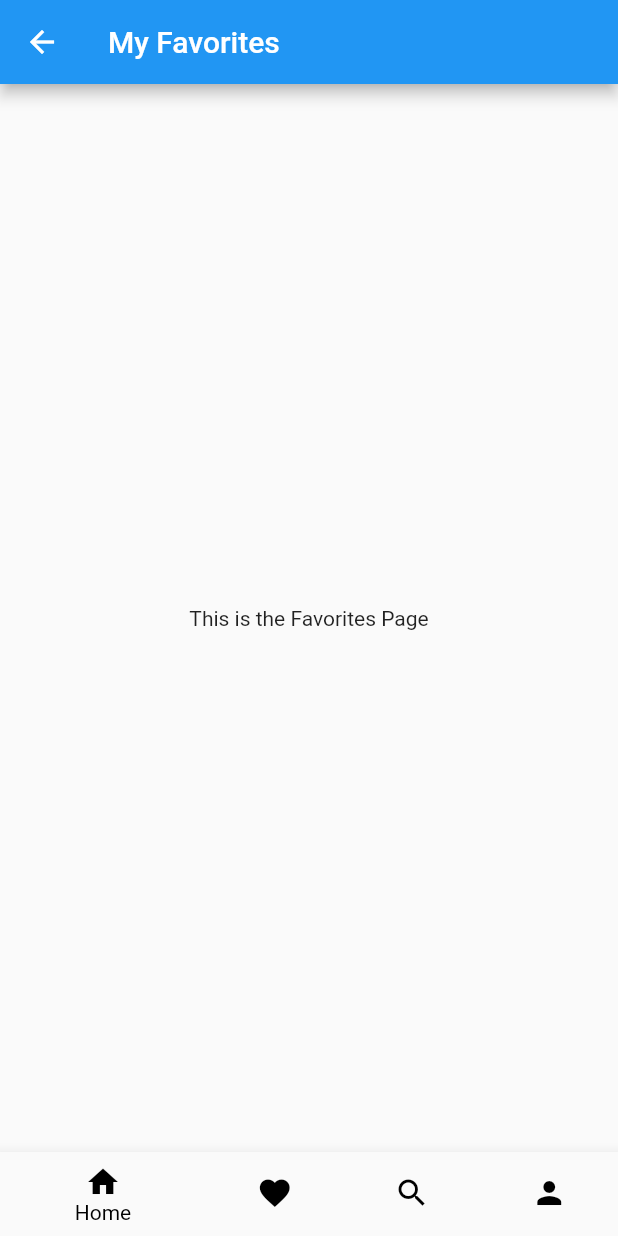
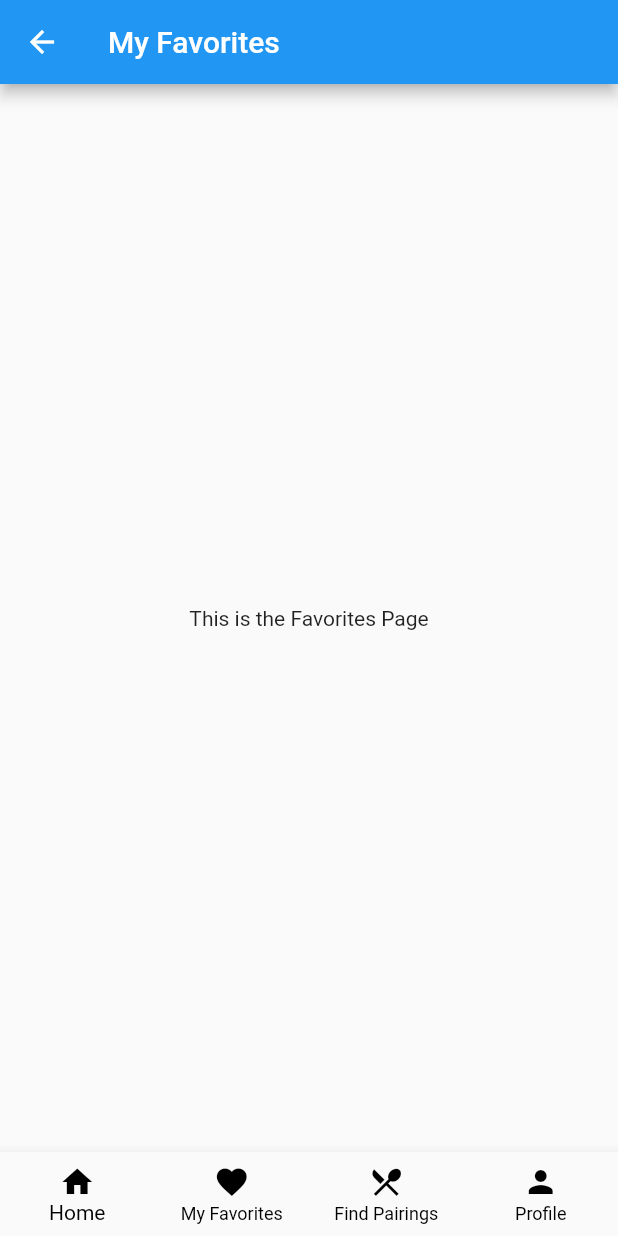
Before and after one commit to RaeClay/flair_pair, a Flutter app: the screen it shows after launch, item 2 of the bottom bar chosen, on a phone screen of 412 x 824 dp. Run offline on Flutter 3.47's test engine with Material 2 defaults, Android fonts, the phone set to English and light mode, and no system bars.

Commit message:
- all nav bar items have a label below them
- find pairings icon is now silverware lol

```diff
--- a/lib/view/bottom_navbar.dart
+++ b/lib/view/bottom_navbar.dart
@@ -19,6 +19,7 @@ class BottomNavBar extends StatelessWidget {
   @override
   Widget build(BuildContext context) {
     return BottomNavigationBar(
+      type: BottomNavigationBarType.fixed,
       selectedItemColor: Colors.black,
       unselectedItemColor: Colors.black,
       items: const <BottomNavigationBarItem>[
@@ -31,7 +32,7 @@ class BottomNavBar extends StatelessWidget {
           label: 'My Favorites',
         ),
         BottomNavigationBarItem(
-          icon: Icon(Icons.search),
+          icon: Icon(Icons.local_dining_sharp),
           label: 'Find Pairings',
         ),
         BottomNavigationBarItem(
--- a/lib/view/home_view.dart
+++ b/lib/view/home_view.dart
@@ -13,6 +13,7 @@ class HomePage extends StatelessWidget {
       body: Center(
         child: Text('Home Page'),
       ),
+
       bottomNavigationBar: BottomNavBar(viewModel: viewModel, context: context),
     );
   }
```
